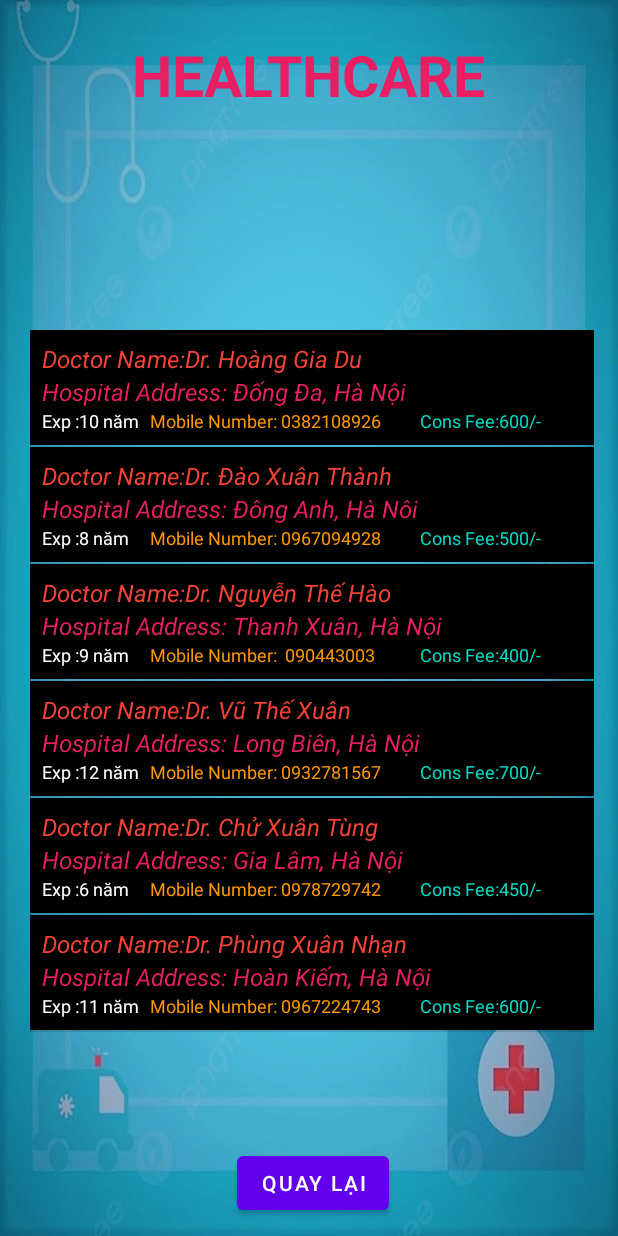
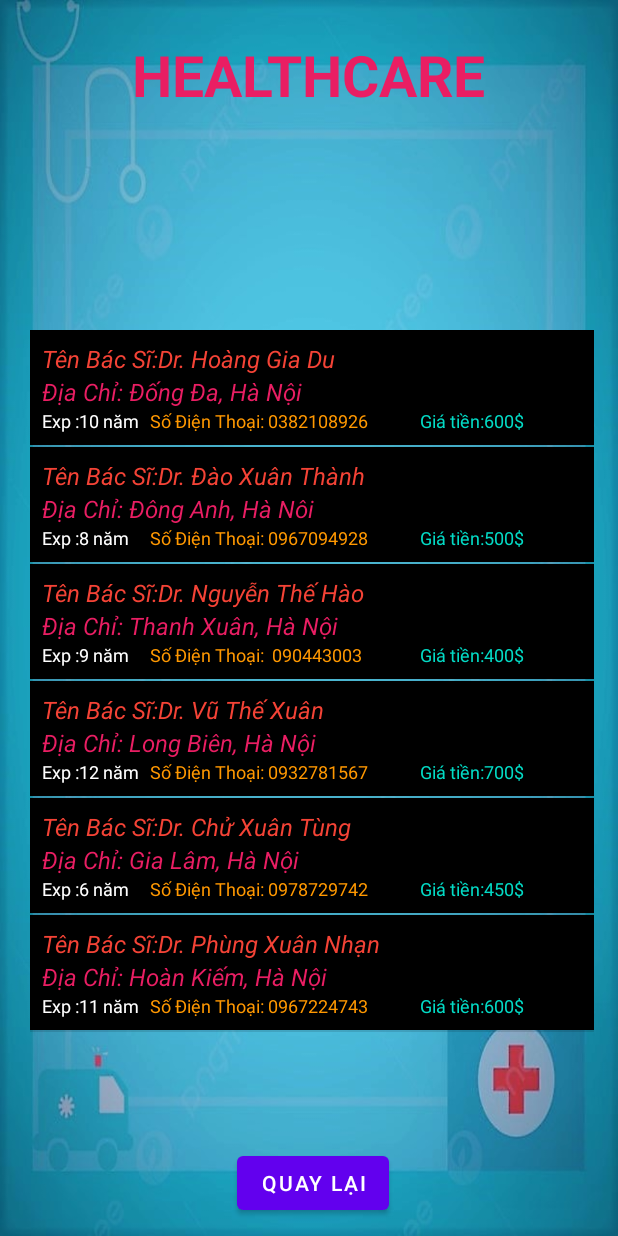
Before and after one commit to luuminhvu/HealthCare, an Android app: the DoctorDetailsActivity screen opened directly, with no data from a screen before it, on a phone screen of 412 x 824 dp. Run offline under Robolectric (Android 15) with nearby library versions, the phone set to English and light mode, and no system bars; 4 statements that could not run were skipped.

Commit message:
Duc Nguyen

```diff
--- a/app/build.gradle
+++ b/app/build.gradle
@@ -8,7 +8,7 @@ android {
 
     defaultConfig {
         applicationId "com.example.healthcare"
-        minSdk 29
+        minSdk 24
         targetSdk 33
         versionCode 1
         versionName "1.0"
--- a/app/src/main/java/com/example/healthcare/BookingAppointmentActivity.java
+++ b/app/src/main/java/com/example/healthcare/BookingAppointmentActivity.java
@@ -53,7 +53,7 @@ public class BookingAppointmentActivity extends AppCompatActivity {
         ed1.setText(fullname);
         ed2.setText(address);
         ed3.setText(contact);
-        ed4.setText("Cons Fee: " + fees + "/-");
+        ed4.setText("Giá: " + fees + "$");
         initDatePicker();
         dateButton.setOnClickListener(new View.OnClickListener() {
             @Override
--- a/app/src/main/java/com/example/healthcare/BuyMedicineDetailsActivity.java
+++ b/app/src/main/java/com/example/healthcare/BuyMedicineDetailsActivity.java
@@ -29,7 +29,7 @@ public class BuyMedicineDetailsActivity extends AppCompatActivity {
         Intent intent = getIntent();
         tvPackageName.setText(intent.getStringExtra("text1"));
         edDetails.setText(intent.getStringExtra("text2"));
-        tvTotal.setText("Total Cost: " + intent.getStringExtra("text3"));
+        tvTotal.setText("Tổng tiền: " + intent.getStringExtra("text3"));
         btnBack.setOnClickListener(v -> {
             Intent intent1 = new Intent(BuyMedicineDetailsActivity.this, BuyMedicineActivity.class);
             startActivity(intent1);
--- a/app/src/main/java/com/example/healthcare/CartBuyMedicineActivity.java
+++ b/app/src/main/java/com/example/healthcare/CartBuyMedicineActivity.java
@@ -84,7 +84,7 @@ public class CartBuyMedicineActivity extends AppCompatActivity {
             String arrData = dbData.get(i).toString();
             String[] strData = arrData.split(java.util.regex.Pattern.quote("$"));
             packages[i][0] = strData[0];
-            packages[i][4] = "Giá: " + strData[1] + "/-";
+            packages[i][4] = "Giá: " + strData[1] + "$";
             totalAmount = totalAmount + Float.parseFloat(strData[1]);
         }
         tvTotal.setText("Total: " + totalAmount);
--- a/app/src/main/java/com/example/healthcare/CartLabActivity.java
+++ b/app/src/main/java/com/example/healthcare/CartLabActivity.java
@@ -88,7 +88,7 @@ public class CartLabActivity extends AppCompatActivity {
             String arrData = dbData.get(i).toString();
             String[] strData = arrData.split(java.util.regex.Pattern.quote("$"));
             packages[i][0] = strData[0];
-            packages[i][4] = "Cost: " + strData[1] + "/-";
+            packages[i][4] = "Giá: " + strData[1] + "/-";
             totalAmount = totalAmount + Float.parseFloat(strData[1]);
         }
         tvTotal.setText("Total: " + totalAmount);
--- a/app/src/main/java/com/example/healthcare/DoctorDetailsActivity.java
+++ b/app/src/main/java/com/example/healthcare/DoctorDetailsActivity.java
@@ -16,44 +16,44 @@ import java.util.HashMap;
 
 public class DoctorDetailsActivity extends AppCompatActivity {
     private String[][] doctors_details1 ={
-            {"Doctor Name:Dr. Hoàng Gia Du","Hospital Address: Đống Đa, Hà Nội","Exp :10 năm","Mobile Number: 0382108926","600"},
-            {"Doctor Name:Dr. Đào Xuân Thành","Hospital Address: Đông Anh, Hà Nôi","Exp :8 năm","Mobile Number: 0967094928","500"},
-            {"Doctor Name:Dr. Nguyễn Thế Hào","Hospital Address: Thanh Xuân, Hà Nội","Exp :9 năm","Mobile Number:  090443003","400"},
-            {"Doctor Name:Dr. Vũ Thế Xuân","Hospital Address: Long Biên, Hà Nội","Exp :12 năm","Mobile Number: 0932781567","700"},
-            {"Doctor Name:Dr. Chử Xuân Tùng","Hospital Address: Gia Lâm, Hà Nội","Exp :6 năm","Mobile Number: 0978729742","450"},
-            {"Doctor Name:Dr. Phùng Xuân Nhạn","Hospital Address: Hoàn Kiếm, Hà Nội  ","Exp :11 năm","Mobile Number: 0967224743","600"}
+            {"Tên Bác Sĩ:Dr. Hoàng Gia Du","Địa Chỉ: Đống Đa, Hà Nội","Exp :10 năm","Số Điện Thoại: 0382108926","600"},
+            {"Tên Bác Sĩ:Dr. Đào Xuân Thành","Địa Chỉ: Đông Anh, Hà Nôi","Exp :8 năm","Số Điện Thoại: 0967094928","500"},
+            {"Tên Bác Sĩ:Dr. Nguyễn Thế Hào","Địa Chỉ: Thanh Xuân, Hà Nội","Exp :9 năm","Số Điện Thoại:  090443003","400"},
+            {"Tên Bác Sĩ:Dr. Vũ Thế Xuân","Địa Chỉ: Long Biên, Hà Nội","Exp :12 năm","Số Điện Thoại: 0932781567","700"},
+            {"Tên Bác Sĩ:Dr. Chử Xuân Tùng","Địa Chỉ: Gia Lâm, Hà Nội","Exp :6 năm","Số Điện Thoại: 0978729742","450"},
+            {"Tên Bác Sĩ:Dr. Phùng Xuân Nhạn","Địa Chỉ: Hoàn Kiếm, Hà Nội  ","Exp :11 năm","Số Điện Thoại: 0967224743","600"}
     };
     private String[][] doctors_details2 ={
-            {"Doctor Name:Dr. Nguyễn Xuân Hùng","Hospital Address: Đông Anh, Hà Nôi","Exp :8 năm","Mobile Number: 0967094928","500"},
-            {"Doctor Name:Dr. Phạm Hoàng Hà","Hospital Address: Gia Lâm, Hà Nội","Exp :6 năm","Mobile Number: 0978729742","450"},
-            {"Doctor Name:Dr. Đỗ Mai Lâm","Hospital Address: Đống Đa, Hà Nội","Exp :6 năm","Mobile Number: 0978729742","450"},
-            {"Doctor Name:Dr. Tống Quang Hiếu","Hospital Address: Thanh Xuân, Hà Nội","Exp :9 năm","Mobile Number:  090443003","400"},
-            {"Doctor Name:Dr. Vũ Đức Thịnh","Hospital Address: Long Biên, Hà Nội","Exp :12 năm","Mobile Number: 0932781567","700"},
-            {"Doctor Name:Dr. Phạm Hiếu Tâm","Hospital Address: Hoàn Kiếm, Hà Nội  ","Exp :11 năm","Mobile Number: 0967224743","600"}
+            {"Tên Bác Sĩ:Dr. Nguyễn Xuân Hùng","Địa Chỉ: Đông Anh, Hà Nôi","Exp :8 năm","Số Điện Thoại: 0967094928","500"},
+            {"Tên Bác Sĩ:Dr. Phạm Hoàng Hà","Địa Chỉ: Gia Lâm, Hà Nội","Exp :6 năm","Số Điện Thoại: 0978729742","450"},
+            {"Tên Bác Sĩ:Dr. Đỗ Mai Lâm","Địa Chỉ: Đống Đa, Hà Nội","Exp :6 năm","Số Điện Thoại: 0978729742","450"},
+            {"Tên Bác Sĩ:Dr. Tống Quang Hiếu","Địa Chỉ: Thanh Xuân, Hà Nội","Exp :9 năm","Số Điện Thoại:  090443003","400"},
+            {"Tên Bác Sĩ:Dr. Vũ Đức Thịnh","Địa Chỉ: Long Biên, Hà Nội","Exp :12 năm","Số Điện Thoại: 0932781567","700"},
+            {"Tên Bác Sĩ:Dr. Phạm Hiếu Tâm","Địa Chỉ: Hoàn Kiếm, Hà Nội  ","Exp :11 năm","Số Điện Thoại: 0967224743","600"}
     };
     private String[][] doctors_details3 ={
-            {"Doctor Name:Dr. Nguyễn Trung Đức","Hospital Address: Hà Đông, Hà Nội","Exp :11 năm","Mobile Number: 0333224321","300"},
-            {"Doctor Name:Dr. Phạm Minh Tuấn","Hospital Address: Sơn Tây, Hà Nội","Exp :10 năm","Mobile Number: 012322234","400"},
-            {"Doctor Name:Dr. Lưu Văn Vũ","Hospital Address: Từ Sơn, Bắc Ninh","Exp :7 năm","Mobile Number: 0987678984","500"},
-            {"Doctor Name:Dr. Lê Phú Minh","Hospital Address: Long Biên, Hà Nội","Exp :8 năm","Mobile Number: 0987766455","200"},
-            {"Doctor Name:Dr. Ngô Văn Anh","Hospital Address: Gia Lâm, Hà Nội","Exp :15 năm","Mobile Number: 0123123123","450"},
-            {"Doctor Name:Dr. Vương Kiến Quốc","Hospital Address: Sóc Sơn, Hà Nội","Exp :13 năm","Mobile Number: 0987232123","700"}
+            {"Tên Bác Sĩ:Dr. Nguyễn Trung Đức","Địa Chỉ: Hà Đông, Hà Nội","Exp :11 năm","Số Điện Thoại: 0333224321","300"},
+            {"Tên Bác Sĩ:Dr. Phạm Minh Tuấn","Địa Chỉ: Sơn Tây, Hà Nội","Exp :10 năm","Số Điện Thoại: 012322234","400"},
+            {"Tên Bác Sĩ:Dr. Lưu Văn Vũ","Địa Chỉ: Từ Sơn, Bắc Ninh","Exp :7 năm","Số Điện Thoại: 0987678984","500"},
+            {"Tên Bác Sĩ:Dr. Lê Phú Minh","Địa Chỉ: Long Biên, Hà Nội","Exp :8 năm","Số Điện Thoại: 0987766455","200"},
+            {"Tên Bác Sĩ:Dr. Ngô Văn Anh","Địa Chỉ: Gia Lâm, Hà Nội","Exp :15 năm","Số Điện Thoại: 0123123123","450"},
+            {"Tên Bác Sĩ:Dr. Vương Kiến Quốc","Địa Chỉ: Sóc Sơn, Hà Nội","Exp :13 năm","Số Điện Thoại: 0987232123","700"}
     };
     private String[][] doctors_details4 ={
-            {"Doctor Name:Dr. Nguyễn Xuân Hùng","Hospital Address: Đông Anh, Hà Nôi","Exp :8 năm","Mobile Number: 0967094928","500"},
-            {"Doctor Name:Dr. Phạm Hoàng Hà","Hospital Address: Gia Lâm, Hà Nội","Exp :6 năm","Mobile Number: 0978729742","450"},
-            {"Doctor Name:Dr. Đỗ Mai Lâm","Hospital Address: Đống Đa, Hà Nội","Exp :6 năm","Mobile Number: 0978729742","450"},
-            {"Doctor Name:Dr. Tống Quang Hiếu","Hospital Address: Thanh Xuân, Hà Nội","Exp :9 năm","Mobile Number:  090443003","400"},
-            {"Doctor Name:Dr. Vũ Đức Thịnh","Hospital Address: Long Biên, Hà Nội","Exp :12 năm","Mobile Number: 0932781567","700"},
-            {"Doctor Name:Dr. Phạm Hiếu Tâm","Hospital Address: Hoàn Kiếm, Hà Nội  ","Exp :11 năm","Mobile Number: 0967224743","600"}
+            {"Tên Bác Sĩ:Dr. Nguyễn Xuân Hùng","Địa Chỉ: Đông Anh, Hà Nôi","Exp :8 năm","Số Điện Thoại: 0967094928","500"},
+            {"Tên Bác Sĩ:Dr. Phạm Hoàng Hà","Địa Chỉ: Gia Lâm, Hà Nội","Exp :6 năm","Số Điện Thoại: 0978729742","450"},
+            {"Tên Bác Sĩ:Dr. Đỗ Mai Lâm","Địa Chỉ: Đống Đa, Hà Nội","Exp :6 năm","Số Điện Thoại: 0978729742","450"},
+            {"Tên Bác Sĩ:Dr. Tống Quang Hiếu","Địa Chỉ: Thanh Xuân, Hà Nội","Exp :9 năm","Số Điện Thoại:  090443003","400"},
+            {"Tên Bác Sĩ:Dr. Vũ Đức Thịnh","Địa Chỉ: Long Biên, Hà Nội","Exp :12 năm","Số Điện Thoại: 0932781567","700"},
+            {"Tên Bác Sĩ:Dr. Phạm Hiếu Tâm","Địa Chỉ: Hoàn Kiếm, Hà Nội  ","Exp :11 năm","Số Điện Thoại: 0967224743","600"}
     };
     private String[][] doctors_details5 ={
-            {"Doctor Name:Dr. Hoàng Gia Du","Hospital Address: Đống Đa, Hà Nội","Exp :10 năm","Mobile Number: 0382108926","600"},
-            {"Doctor Name:Dr. Đào Xuân Thành","Hospital Address: Đông Anh, Hà Nôi","Exp :8 năm","Mobile Number: 0967094928","500"},
-            {"Doctor Name:Dr. Nguyễn Thế Hào","Hospital Address: Thanh Xuân, Hà Nội","Exp :9 năm","Mobile Number:  090443003","400"},
-            {"Doctor Name:Dr. Vũ Thế Xuân","Hospital Address: Long Biên, Hà Nội","Exp :12 năm","Mobile Number: 0932781567","700"},
-            {"Doctor Name:Dr. Chử Xuân Tùng","Hospital Address: Gia Lâm, Hà Nội","Exp :6 năm","Mobile Number: 0978729742","450"},
-            {"Doctor Name:Dr. Phùng Xuân Nhạn","Hospital Address: Hoàn Kiếm, Hà Nội  ","Exp :11 năm","Mobile Number: 0967224743","600"}
+            {"Tên Bác Sĩ:Dr. Hoàng Gia Du","Địa Chỉ: Đống Đa, Hà Nội","Exp :10 năm","Số Điện Thoại: 0382108926","600"},
+            {"Tên Bác Sĩ:Dr. Đào Xuân Thành","Địa Chỉ: Đông Anh, Hà Nôi","Exp :8 năm","Số Điện Thoại: 0967094928","500"},
+            {"Tên Bác Sĩ:Dr. Nguyễn Thế Hào","Địa Chỉ: Thanh Xuân, Hà Nội","Exp :9 năm","Số Điện Thoại:  090443003","400"},
+            {"Tên Bác Sĩ:Dr. Vũ Thế Xuân","Địa Chỉ: Long Biên, Hà Nội","Exp :12 năm","Số Điện Thoại: 0932781567","700"},
+            {"Tên Bác Sĩ:Dr. Chử Xuân Tùng","Địa Chỉ: Gia Lâm, Hà Nội","Exp :6 năm","Số Điện Thoại: 0978729742","450"},
+            {"Tên Bác Sĩ:Dr. Phùng Xuân Nhạn","Địa Chỉ: Hoàn Kiếm, Hà Nội  ","Exp :11 năm","Số Điện Thoại: 0967224743","600"}
     };
     TextView txtTitle;
     Button btnBack;
@@ -95,7 +95,7 @@ public class DoctorDetailsActivity extends AppCompatActivity {
             item.put("line2", doctors_details[i][1]);
             item.put("line3", doctors_details[i][2]);
             item.put("line4", doctors_details[i][3]);
-            item.put("line5", "Cons Fee:"+doctors_details[i][4]+"/-");
+            item.put("line5", "Giá tiền:"+doctors_details[i][4]+"$");
             list.add(item);
         }
         sa=new SimpleAdapter(this,list,
--- a/app/src/main/java/com/example/healthcare/LabTestDetailsActivity.java
+++ b/app/src/main/java/com/example/healthcare/LabTestDetailsActivity.java
@@ -29,7 +29,7 @@ public class LabTestDetailsActivity extends AppCompatActivity {
         Intent intent = getIntent();
         tvPackageName.setText(intent.getStringExtra("text1"));
         edDetails.setText(intent.getStringExtra("text2"));
-        tvTotalCost.setText("Total Cost: " + intent.getStringExtra("text3")+"/-");
+        tvTotalCost.setText("Tổng tiền: " + intent.getStringExtra("text3")+"$");
         btnBack.setOnClickListener(new View.OnClickListener() {
             @Override
             public void onClick(View view) {
--- a/app/src/main/java/com/example/healthcare/OrderDetailsActivity.java
+++ b/app/src/main/java/com/example/healthcare/OrderDetailsActivity.java
@@ -96,9 +96,9 @@ public class OrderDetailsActivity extends AppCompatActivity {
             order_details[i][0] = strData[0];
             order_details[i][1] = strData[1];
             if (strData[7].compareTo("medicine") == 0) {
-                order_details[i][3] = "Del: " + strData[4];
+                order_details[i][3] = "Ngày: " + strData[4];
             } else {
-                order_details[i][3] = "Del: " + strData[4] + " " + strData[5];
+                order_details[i][3] = "Ngày: " + strData[4] + " " + strData[5];
             }
             order_details[i][2] = "Rs." + strData[6];
             order_details[i][4] = strData[7];
--- a/app/src/main/res/layout/activity_card_lab.xml
+++ b/app/src/main/res/layout/activity_card_lab.xml
@@ -53,8 +53,9 @@
         android:layout_marginBottom="180dp"
         android:text="Tổng Tiền"
         android:textAlignment="center"
-        android:textColor="@color/purple_200"
+        android:textColor="@android:color/holo_orange_dark"
         android:textSize="20sp"
+        android:textStyle="bold"
         app:layout_constraintBottom_toBottomOf="parent"
         app:layout_constraintEnd_toEndOf="parent"
         app:layout_constraintHorizontal_bias="0.475"
```
Also changed, not shown: app/src/main/java/com/example/healthcare/LabTestActivity.java (+8 -8 lines), app/src/main/res/mipmap-hdpi/ic_launcher.png (added), app/src/main/res/mipmap-mdpi/ic_launcher.png (added), app/src/main/res/mipmap-xhdpi/ic_launcher.png (added), app/src/main/res/mipmap-xxhdpi/ic_launcher.png (added), app/src/main/res/mipmap-xxxhdpi/ic_launcher.png (added).
